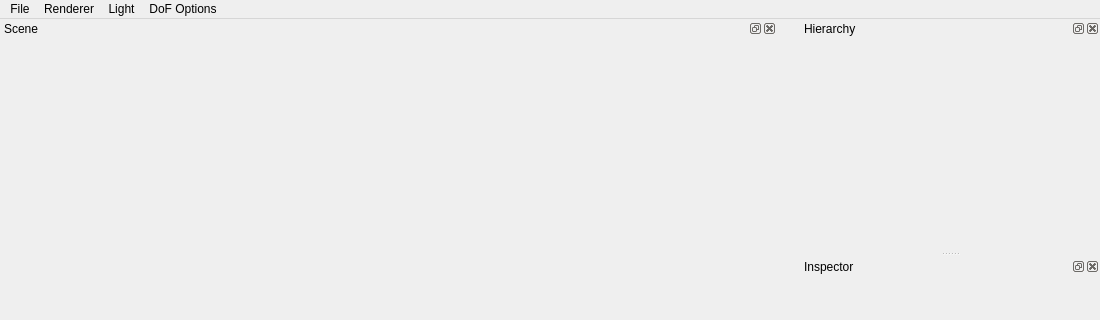
Qt form Project1/mainwindow.ui (MarcLF/CuteTProject1) before a commit; both pictures show x 0 to 1100 and y 0 to 320 of the 1100 by 800 pixel window.
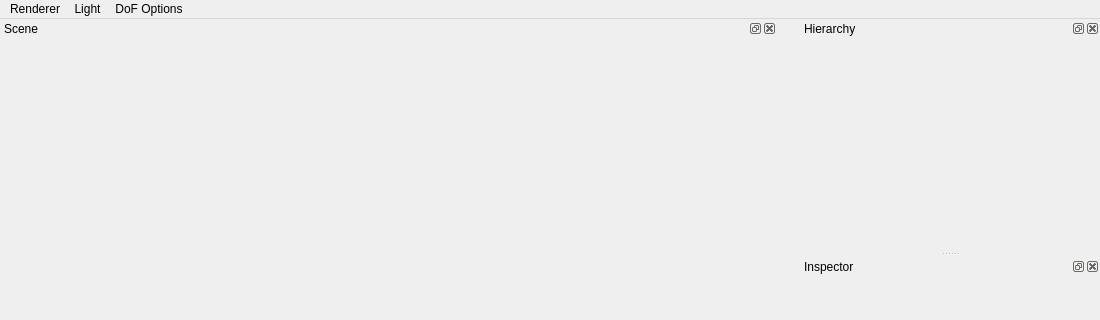
The same form after that commit.

What changed in the file:
```diff
--- a/Project1/mainwindow.ui
+++ b/Project1/mainwindow.ui
@@ -63,18 +63,9 @@
      <x>0</x>
      <y>0</y>
      <width>1100</width>
-     <height>20</height>
+     <height>21</height>
     </rect>
    </property>
-   <widget class="QMenu" name="menuFile">
-    <property name="title">
-     <string>File</string>
-    </property>
-    <addaction name="actionOpen_Project"/>
-    <addaction name="actionSave_Project"/>
-    <addaction name="separator"/>
-    <addaction name="actionQuit"/>
-   </widget>
    <widget class="QMenu" name="menuRenderer">
     <property name="title">
      <string>Renderer</string>
@@ -100,7 +91,6 @@
     </property>
     <addaction name="actionOptions"/>
    </widget>
-   <addaction name="menuFile"/>
    <addaction name="menuRenderer"/>
    <addaction name="menuLight_Settings"/>
    <addaction name="menuDoF_Options"/>
```
